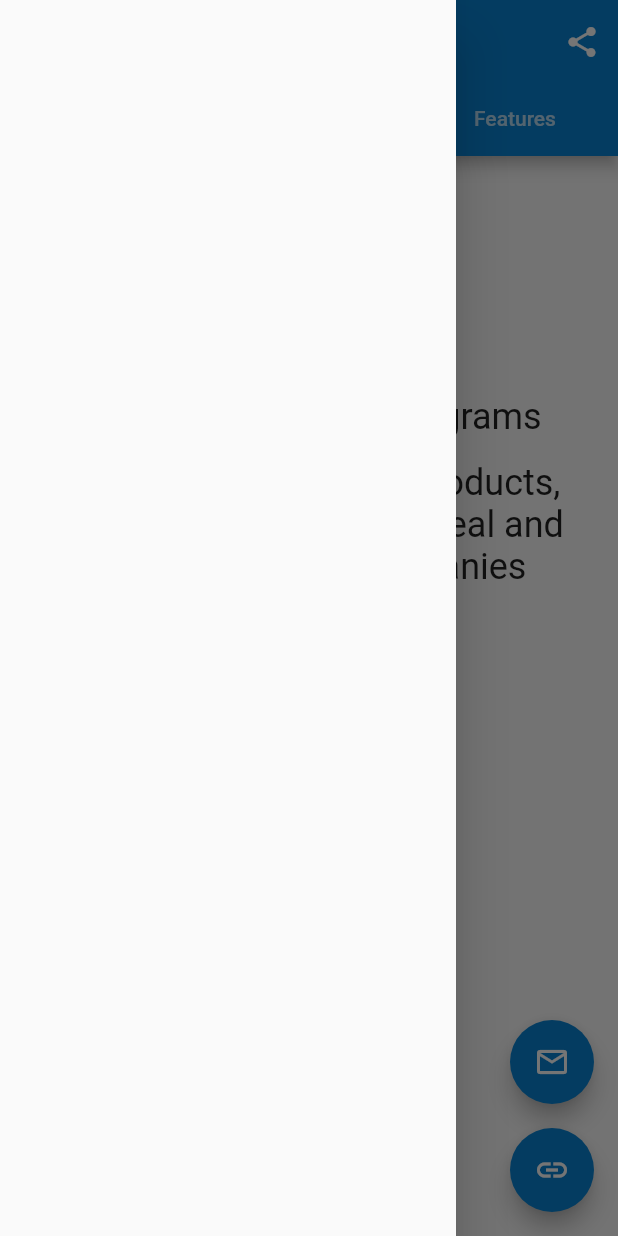
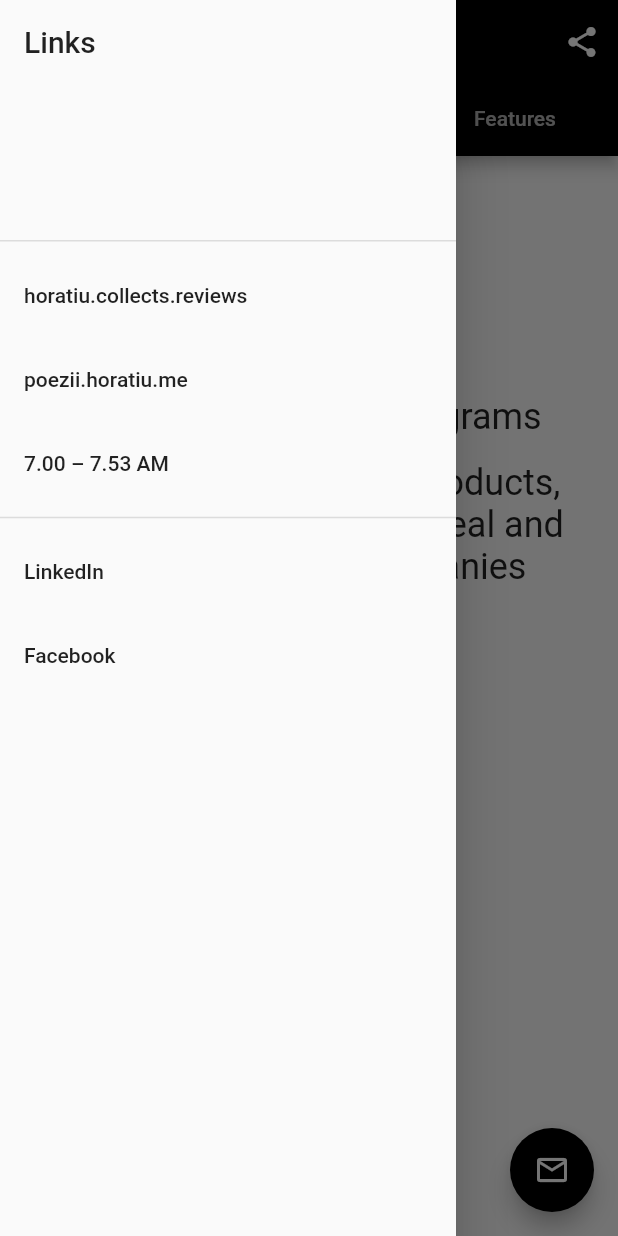
Before and after one commit to horatiudotme/2020.horatiu.me, a Flutter app: the screen it shows after launch, with the side drawer open, on a phone screen of 412 x 824 dp. Run offline on Flutter 3.47's test engine with Material 2 defaults, Android fonts, the phone set to English and light mode, and no system bars.

Commit message:
Add drawer links

```diff
--- a/lib/main.dart
+++ b/lib/main.dart
@@ -15,17 +15,21 @@
       debugShowCheckedModeBanner: false,
       title: AppStrings.siteName,
       theme: ThemeData(
-        // primaryColor: Colors.black,
-        primaryColor: Color(0xFF0983d3),
-        accentColor: Color(0xFF0983d3),
+        primaryColor: Colors.black,
+        // primaryColor: Color(0xFF0983d3),
+        // accentColor: Color(0xFF0983d3),
         // accentColor: Colors.lightBlue,
         // accentColor: Colors.white,
-        // accentColor: Colors.black,
+        accentColor: Colors.black,
 
         // canvasColor: Colors.black,
         // brightness: Brightness.dark,
         // accentColor: Colors.black,
         visualDensity: VisualDensity.adaptivePlatformDensity,
+
+        dividerTheme: DividerThemeData(
+          thickness: 1,
+        )
       ),
       home: MyHomePage(),
     );
--- a/lib/pages/home.dart
+++ b/lib/pages/home.dart
@@ -3,6 +3,7 @@
 import 'package:horatiu_me/pages/home_features_tab.dart';
 import 'package:horatiu_me/pages/home_intro_tab.dart';
 import 'package:horatiu_me/pages/home_words_tab.dart';
+import 'package:horatiu_me/widgets/link_list_tile.dart';
 import 'package:horatiu_me/widgets/link_text_span.dart';
 
 import 'home_works_tab.dart';
@@ -27,13 +28,13 @@
 
   @override
   Widget build(BuildContext context) {
-    final bool isPortrait = MediaQuery.of(context).size.height >= 500;
+    // final bool isPortrait = MediaQuery.of(context).size.height >= 500;
 
     return DefaultTabController(
       length: 3,
       child: Scaffold(
         appBar: _buildAppBar(),
-        drawer: Drawer(),
+        drawer: _buildDrawer(context),
         body: TabBarView(
           children: [
             HomeIntroTab(),
@@ -42,7 +43,7 @@
             HomeFeaturesTab(),
           ],
         ),
-        floatingActionButton: _buildFABs(isPortrait),
+        floatingActionButton: _buildFAB(),
       ),
     );
   }
@@ -100,6 +101,46 @@
         .toList();
   }
 
+  Widget _buildDrawer(BuildContext context) {
+    return Drawer(
+      child: ListView(
+        children: <Widget>[
+          DrawerHeader(
+            child: Text(
+              'Links',
+              style: Theme.of(context).textTheme.headline6,
+            ),
+            // decoration: BoxDecoration(
+            //   color: Colors.black,
+            // ),
+          ),
+          LinkListTile(
+            title: Text('horatiu.collects.reviews'),
+            url: 'https://horatiu.collects.reviews',
+          ),
+          LinkListTile(
+            title: Text('poezii.horatiu.me'),
+            url: 'https://poezii.horatiu.me',
+          ),
+          LinkListTile(
+            title: Text('7.00 – 7.53 AM'),
+            url: 'https://web.archive.org/web/20091022095316/http://www.700753am.com/',
+          ),
+          Divider(),
+          LinkListTile(
+            title: Text('LinkedIn'),
+            url: 'https://www.linkedin.com/in/horatiudotme',
+          ),
+          LinkListTile(
+            title: Text('Facebook'),
+            url: 'https://www.facebook.com/horatiu.me',
+          ),
+          // Divider(),
+        ],
+      ),
+    );
+  }
+
   /// Builds the two main floating action buttons for increment and decrement.
   Widget _buildFABs(bool isPortrait) {
     return Flex(
@@ -122,9 +163,9 @@
   }
 
   Widget _buildFAB() {
-    return FloatingActionButton.extended(
+    return FloatingActionButton(
       onPressed: () {},
-      icon: const Icon(Icons.contact_page_outlined),
+      child: const Icon(Icons.email_outlined),
       // icon: Padding(
       //   padding: const EdgeInsets.only(top: 8.0),
       //   child: const Image(
@@ -133,7 +174,6 @@
       //   ),
       // ),
       // icon: CircleAvatar(backgroundImage: AssetImage('images/horatiu2.png')),
-      label: Text('Contact'),
     );
   }
 }
--- /dev/null
+++ b/lib/widgets/link_list_tile.dart
@@ -0,0 +1,26 @@
+import 'package:flutter/material.dart';
+import 'package:url_launcher/url_launcher.dart';
+
+class LinkListTile extends StatelessWidget {
+  const LinkListTile({
+    Key key,
+    this.title,
+    @required this.url,
+  }) : super(key: key);
+
+  final Widget title;
+
+  final String url;
+
+  @override
+  Widget build(BuildContext context) {
+    return ListTile(
+      title: title,
+      onTap: () async {
+        if (await canLaunch(url)) {
+          await launch(url);
+        }
+      },
+    );
+  }
+}
```
Also changed, not shown: pubspec.lock.
